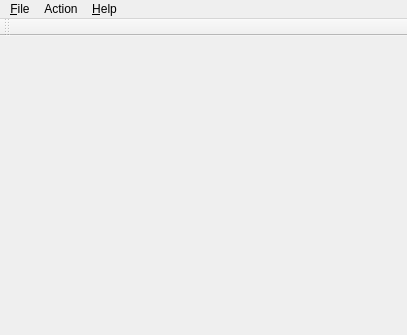
Old version of the form src/trunk/ui/ui_MainWindow.ui in the repository rexMingla/my-renamer.
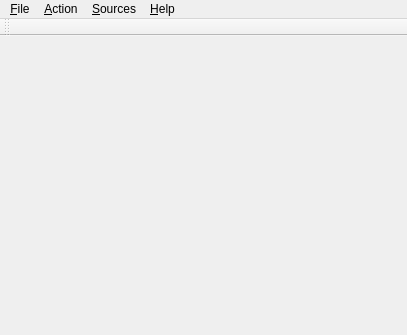
New version of the form.

Commit message: - added search menu item and shortcut - added edit sources menu items

The edit to the form file:
```diff
--- a/src/trunk/ui/ui_MainWindow.ui
+++ b/src/trunk/ui/ui_MainWindow.ui
@@ -45,11 +45,19 @@
    </widget>
    <widget class="QMenu" name="menuAction">
     <property name="title">
-     <string>Action</string>
+     <string>&amp;Action</string>
     </property>
    </widget>
+   <widget class="QMenu" name="menuSources">
+    <property name="title">
+     <string>&amp;Sources</string>
+    </property>
+    <addaction name="actionEditMovieSources"/>
+    <addaction name="actionEditTvSources"/>
+   </widget>
    <addaction name="menuFile"/>
    <addaction name="menuAction"/>
+   <addaction name="menuSources"/>
    <addaction name="menuHelp"/>
   </widget>
   <widget class="QToolBar" name="actionToolBar">
```
Left out of the diff: 18 changed lines with no effect on the pictures. The commit also changes 8 other files.
